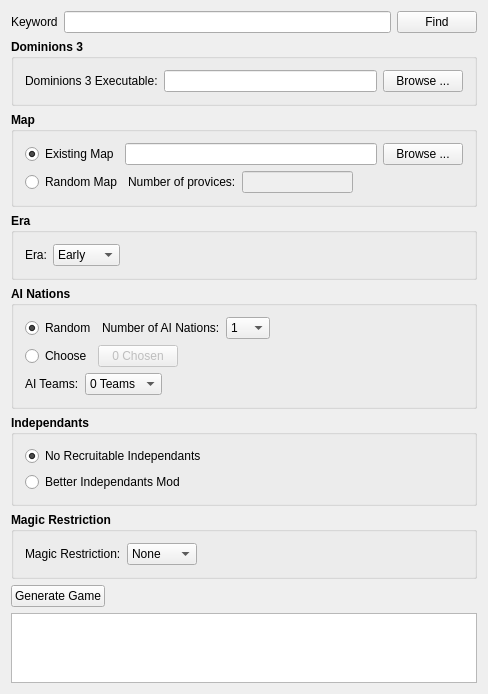
This is dom3ai.ui in larzm42/Dom-3-AI as Qt 5 draws it before an edit. The edited form follows.
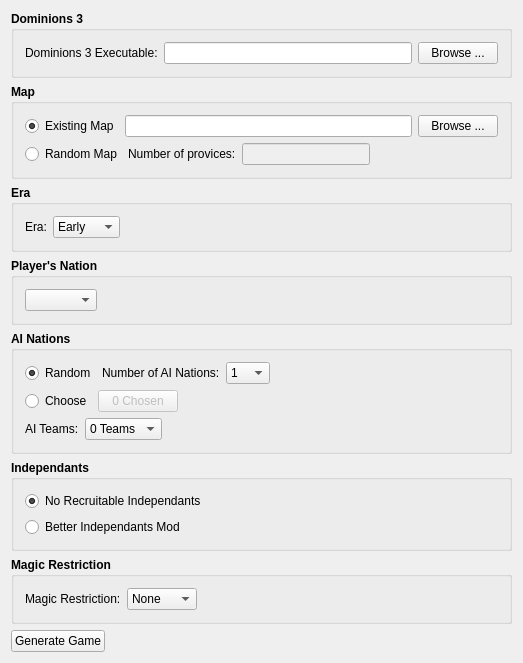
This is the edited form.

Commit message: Creation of map and dm.

```diff
--- a/dom3ai.ui
+++ b/dom3ai.ui
@@ -6,35 +6,14 @@
    <rect>
     <x>0</x>
     <y>0</y>
-    <width>488</width>
-    <height>627</height>
+    <width>523</width>
+    <height>585</height>
    </rect>
   </property>
   <property name="windowTitle">
    <string>Dom3 AI++</string>
   </property>
   <layout class="QVBoxLayout" name="verticalLayout">
-   <item>
-    <layout class="QHBoxLayout" name="horizontalLayout">
-     <item>
-      <widget class="QLabel" name="label">
-       <property name="text">
-        <string>Keyword</string>
-       </property>
-      </widget>
-     </item>
-     <item>
-      <widget class="QLineEdit" name="lineEdit"/>
-     </item>
-     <item>
-      <widget class="QPushButton" name="findButton">
-       <property name="text">
-        <string>Find</string>
-       </property>
-      </widget>
-     </item>
-    </layout>
-   </item>
    <item>
     <widget class="QGroupBox" name="groupBox_6">
      <property name="font">
@@ -283,6 +262,48 @@
      </layout>
     </widget>
    </item>
+   <item>
+    <widget class="QGroupBox" name="groupBox_7">
+     <property name="font">
+      <font>
+       <weight>75</weight>
+       <bold>true</bold>
+      </font>
+     </property>
+     <property name="title">
+      <string>Player's Nation</string>
+     </property>
+     <layout class="QVBoxLayout" name="verticalLayout_8">
+      <item>
+       <layout class="QHBoxLayout" name="horizontalLayout_13">
+        <item>
+         <widget class="QComboBox" name="playerNationCombo">
+          <property name="font">
+           <font>
+            <weight>50</weight>
+            <bold>false</bold>
+           </font>
+          </property>
+         </widget>
+        </item>
+        <item>
+         <spacer name="horizontalSpacer">
+          <property name="orientation">
+           <enum>Qt::Horizontal</enum>
+          </property>
+          <property name="sizeHint" stdset="0">
+           <size>
+            <width>40</width>
+            <height>20</height>
+           </size>
+          </property>
+         </spacer>
+        </item>
+       </layout>
+      </item>
+     </layout>
+    </widget>
+   </item>
    <item>
     <widget class="QGroupBox" name="groupBox_2">
      <property name="font">
@@ -711,9 +732,6 @@
      </item>
     </layout>
    </item>
-   <item>
-    <widget class="QTextEdit" name="textEdit"/>
-   </item>
   </layout>
  </widget>
  <layoutdefault spacing="6" margin="11"/>
```
The commit also changes 2 other files.
